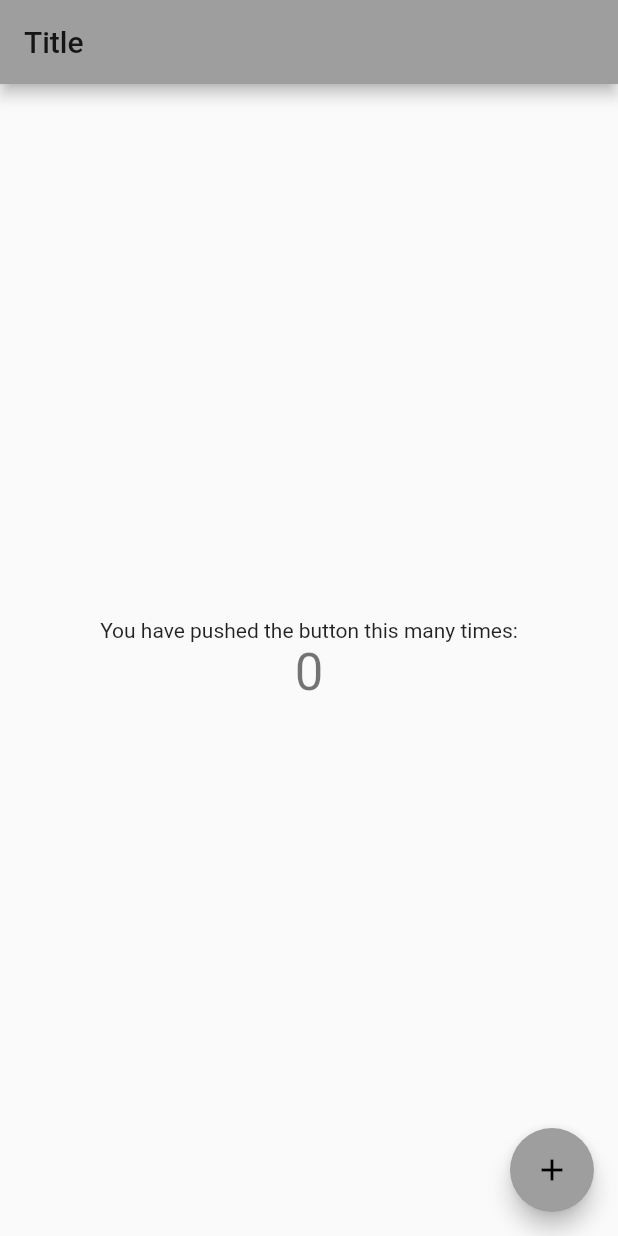
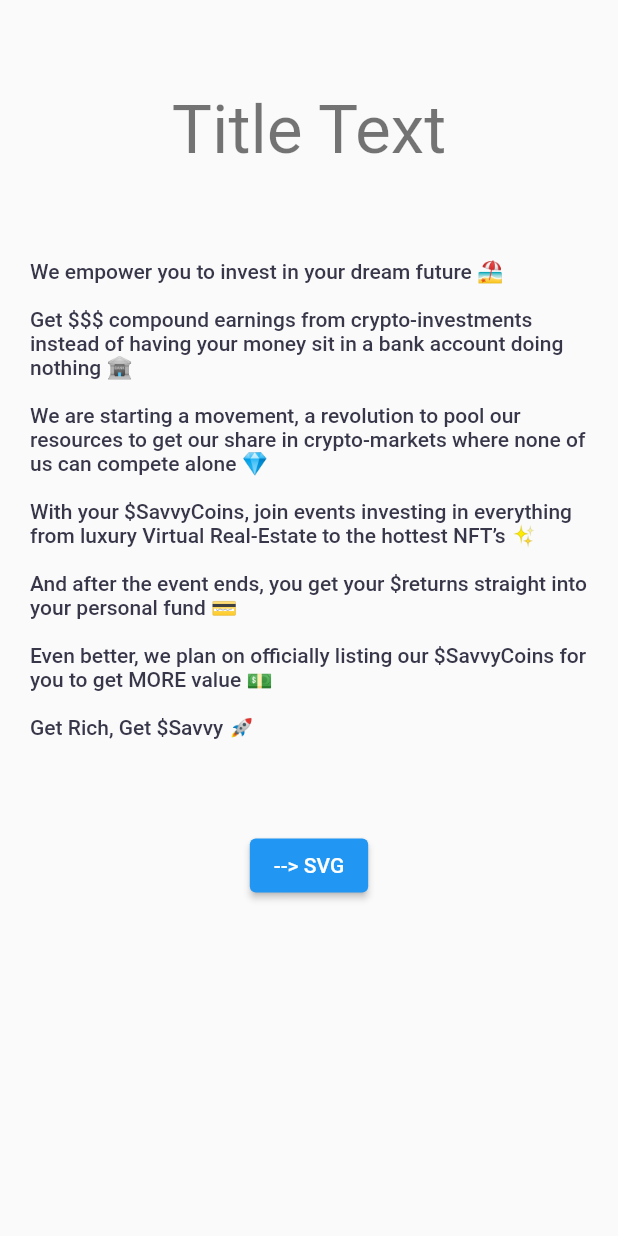
Before and after one commit to RedH11/SavvyApp, a Flutter app: the screen it shows after launch, on a phone screen of 412 x 824 dp. Run offline on Flutter 3.47's test engine with Material 2 defaults, Android fonts, the phone set to English and light mode, and no system bars.

Commit message:
- Integrated some constants into the Theme() class in the main.dart - Started creating the intro.dart file - Updated the tasks.txt file to assign the different screens between us

```diff
--- a/lib/main.dart
+++ b/lib/main.dart
@@ -1,7 +1,7 @@
 import 'package:cryptoapp/screens/home/home.dart';
-import 'package:cryptoapp/theme/style.dart';
 import 'package:flutter/material.dart';
-//import 'package:cryptoapp/theme/style.dart';
+import 'package:cryptoapp/screens/intro/intro.dart';
+import 'package:cryptoapp/theme/constants.dart';
 
 void main() {
   runApp(MyApp());
@@ -12,15 +12,23 @@ class MyApp extends StatelessWidget {
   Widget build(BuildContext context) {
     return MaterialApp(
       title: 'CryptoApp',
-      theme: appTheme(),
-      // theme: ThemeData(
-      //   primarySwatch: Colors.blue),
-      initialRoute: '/',
-      routes: <String, WidgetBuilder>{
-        "/": (BuildContext context) => HomePage(),
-        //"/ExScreen2": (BuildContext context) => Sign-InPage,
-      },
-      // home: MyHomePage(title: 'Flutter Demo Home Page'),
+      theme: ThemeData(
+        textTheme: Theme.of(context).textTheme.apply(bodyColor: primaryTextColor),
+        buttonColor: primaryButtonColor,
+        visualDensity: VisualDensity.adaptivePlatformDensity // Conforms the UI to the screen size
+      ),
+      home: IntroScreen(),
     );
   }
 }
+
+///
+///       // theme: ThemeData(
+//       //   primarySwatch: Colors.blue),
+//         //"/ExScreen2": (BuildContext context) => Sign-InPage,
+//       },
+//       // home: MyHomePage(title: 'Flutter Demo Home Page'),
+//      initialRoute: '/',
+//       routes: <String, WidgetBuilder>{
+//         "/": (BuildContext context) => HomePage(),
+///
--- a/lib/models/event.dart
+++ b/lib/models/event.dart
@@ -9,7 +9,6 @@ class Event {
   DateTime endTime = DateTime.now();
   List<String> participants = [];
   int coinCount = 0;
-
 }
 
 /*
--- /dev/null
+++ b/lib/screens/intro/components/body.dart
@@ -0,0 +1,69 @@
+import 'package:cryptoapp/theme/constants.dart';
+import 'package:flutter/material.dart';
+
+
+class Body extends StatelessWidget {
+  @override
+  Widget build(BuildContext context) {
+    return Container(
+        // 100$ of screen height
+        height: double.infinity,
+        // 100% of screen width
+        width: double.infinity,
+
+        child: Column(
+          //crossAxisAlignment: CrossAxisAlignment.center,
+
+          children: <Widget>[
+            Padding(
+              padding: EdgeInsets.symmetric(horizontal: sidePadding, vertical: topPadding),
+            ),
+            Text("Title Text", style: Theme.of(context)
+                .textTheme
+                .headline3
+            ),
+            SizedBox(height: 30),
+            Padding(
+            padding: EdgeInsets.symmetric(horizontal: sidePadding, vertical: topPadding),
+              child: Text(
+                  "We empower you to invest in your dream future 🏖" +
+                      "\n\nGet \$\$\$ compound earnings from crypto-investments instead of having your money sit in a bank account doing nothing 🏦" +
+                      "\n\nWe are starting a movement, a revolution to pool our resources to get our share in crypto-markets where none of us can compete alone 💎" +
+                      "\n\nWith your \$SavvyCoins, join events investing in everything from luxury Virtual Real-Estate to the hottest NFT’s ✨" +
+                      "\n\nAnd after the event ends, you get your \$returns straight into your personal fund 💳" +
+                      "\n\nEven better, we plan on officially listing our \$SavvyCoins for you to get MORE value 💵" +
+                      "\n\nGet Rich, Get \$Savvy 🚀 ",
+                  textAlign: TextAlign.left,
+                  style: Theme.of(context)
+                      .textTheme
+                      .bodyText1
+              ),
+            ),
+
+            SizedBox(height: 30),
+            ElevatedButton(onPressed: () => print("Text"), child: Text("--> SVG"))
+          ],
+        )
+      );
+  }
+}
+
+///
+/// Column(
+//           mainAxisAlignment: MainAxisAlignment.center,
+//           crossAxisAlignment: CrossAxisAlignment.center,
+//           children: <Widget>[
+//             Padding(
+//                 padding: EdgeInsets.symmetric(horizontal: sidePadding, vertical: topPadding),
+//             ),
+//             Text("Title Text", style: Theme.of(context)
+//                 .textTheme
+//                 .headline3
+//             ),
+//             Text("TEST TEXT", style: Theme.of(context)
+//                 .textTheme
+//                 .headline5,
+//             ),
+//           ElevatedButton(onPressed: () => print("Text"), child: Text("--> SVG"))
+//           ],
+//         ),
--- /dev/null
+++ b/lib/screens/intro/intro.dart
@@ -0,0 +1,11 @@
+import 'package:flutter/material.dart';
+import 'package:cryptoapp/screens/intro/components/body.dart';
+
+class IntroScreen extends StatelessWidget {
+  @override
+  Widget build(BuildContext context) {
+    return Scaffold(
+      body: Body(),
+    );
+  }
+}
--- a/lib/theme/constants.dart
+++ b/lib/theme/constants.dart
@@ -1,6 +1,3 @@
-import 'dart:html';
-import 'dart:ui';
-
 import 'package:flutter/material.dart';
 
 /* COLORS */
@@ -20,6 +17,8 @@ const buttonColor = Color.fromARGB(255, 86, 170, 104);
 const greenTextColor = Color.fromARGB(255, 87, 190, 130);
 // Lighter blue
 const blueTextColor = Color.fromARGB(255, 120, 161, 228);
+// Green button color
+const primaryButtonColor = Color.fromARGB(255, 86, 170, 104);
 
 /* FONT */
 const introHeading = TextStyle(fontFamily: "Helvetica Neue", fontSize: 30);
@@ -28,9 +27,9 @@ const topHeading = TextStyle(fontFamily: "Helvetica Neue", fontSize: 25);
 const sectionTitle = TextStyle(fontFamily: "Helvetica Neue", fontSize: 15);
 
 /* SPACING */
-const sidePadding = 20;
-const topPadding = 15; // From containers to the top of the page
-const betweenContainers = 10;
+const double sidePadding = 20;
+const double topPadding = 30; // From containers to the top of the page
+const double betweenContainers = 10;
 
 /* DIMENSIONS */
 const buttonHeight = 60;
--- a/tasks.txt
+++ b/tasks.txt
@@ -9,3 +9,21 @@ tasks:
 - testing app (hard)
 - testing firebase (hard)
     -testing servers
+
+
+SCREEN ASSIGNMENT (w/ Estimated Difficulty):
+
+Intro - 2
+Login / Sign up - 7
+Home - 8
+Settings - 5
+Invites - 4
+Event - Joining Event - Event Joined - 8
+Deposit - 7
+Statistics - 5
+
+HUNTER:
+Intro, Login / Sign up, Event - Joining Event - Event Joined, Deposit
+
+KABIR:
+Settings, Invites, Home, Statistics
```
